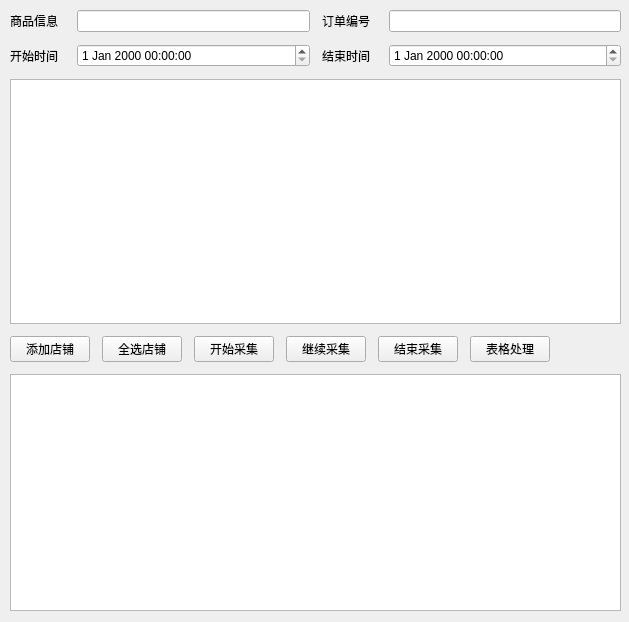
kinglon/doushop, file main/mainwindow.ui: the form before one commit.
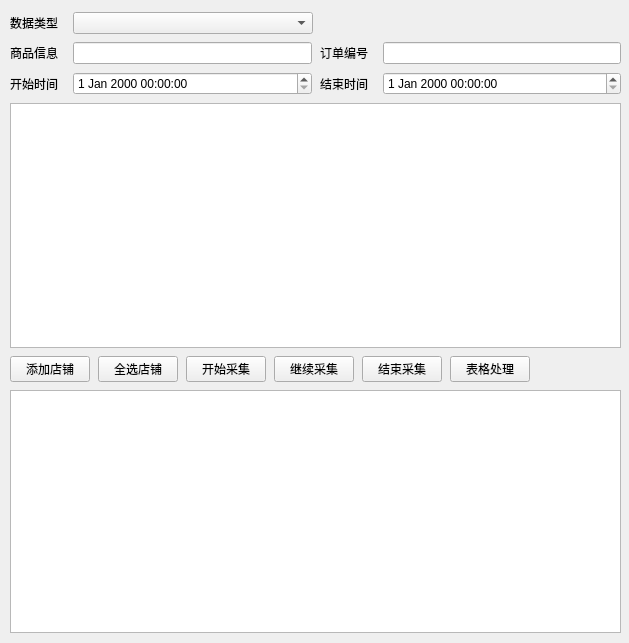
The form after the commit.

What changed in the file:
```diff
--- a/main/mainwindow.ui
+++ b/main/mainwindow.ui
@@ -7,7 +7,7 @@
     <x>0</x>
     <y>0</y>
     <width>629</width>
-    <height>622</height>
+    <height>643</height>
    </rect>
   </property>
   <property name="minimumSize">
@@ -20,19 +20,65 @@
    <string>抖店助手</string>
   </property>
   <widget class="QWidget" name="centralwidget">
-   <widget class="QWidget" name="">
+   <widget class="QWidget" name="layoutWidget">
     <property name="geometry">
      <rect>
       <x>10</x>
-      <y>10</y>
+      <y>12</y>
       <width>611</width>
-      <height>601</height>
+      <height>621</height>
      </rect>
     </property>
     <layout class="QVBoxLayout" name="verticalLayout">
      <property name="spacing">
-      <number>12</number>
+      <number>8</number>
      </property>
+     <item>
+      <layout class="QHBoxLayout" name="horizontalLayout_4">
+       <item>
+        <widget class="QLabel" name="label_5">
+         <property name="minimumSize">
+          <size>
+           <width>55</width>
+           <height>0</height>
+          </size>
+         </property>
+         <property name="maximumSize">
+          <size>
+           <width>55</width>
+           <height>16777215</height>
+          </size>
+         </property>
+         <property name="text">
+          <string>数据类型</string>
+         </property>
+        </widget>
+       </item>
+       <item>
+        <widget class="QComboBox" name="typeComboBox">
+         <property name="minimumSize">
+          <size>
+           <width>240</width>
+           <height>0</height>
+          </size>
+         </property>
+        </widget>
+       </item>
+       <item>
+        <spacer name="horizontalSpacer_2">
+         <property name="orientation">
+          <enum>Qt::Horizontal</enum>
+         </property>
+         <property name="sizeHint" stdset="0">
+          <size>
+           <width>40</width>
+           <height>20</height>
+          </size>
+         </property>
+        </spacer>
+       </item>
+      </layout>
+     </item>
      <item>
       <layout class="QHBoxLayout" name="horizontalLayout_2">
        <item>
```
